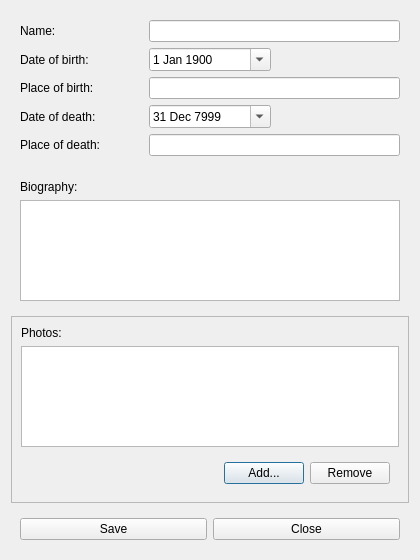
Qt form gui/dialogpersondetails.ui (martinvanzijl/genealogy-maker) before a commit.
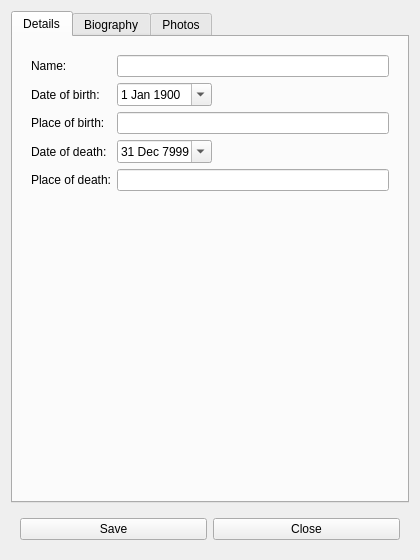
The same form after that commit.

Commit message: Fix issue #6: Arrange person details window into tabs.

```diff
--- a/gui/dialogpersondetails.ui
+++ b/gui/dialogpersondetails.ui
@@ -15,6 +15,16 @@
   </property>
   <layout class="QVBoxLayout" name="verticalLayout">
    <item>
+    <widget class="QTabWidget" name="tabWidgetMain">
+     <property name="currentIndex">
+      <number>0</number>
+     </property>
+     <widget class="QWidget" name="tabDetails">
+      <attribute name="title">
+       <string>Details</string>
+      </attribute>
+      <layout class="QGridLayout" name="gridLayout_2">
+       <item row="0" column="0">
     <widget class="QFrame" name="frameMain">
      <property name="frameShape">
       <enum>QFrame::NoFrame</enum>
@@ -22,29 +32,25 @@
      <property name="frameShadow">
       <enum>QFrame::Raised</enum>
      </property>
-     <layout class="QGridLayout" name="gridLayout">
+         <layout class="QFormLayout" name="formLayout">
       <property name="sizeConstraint">
        <enum>QLayout::SetDefaultConstraint</enum>
       </property>
-      <item row="2" column="1" colspan="2">
-       <widget class="QLineEdit" name="lineEditPlaceOfBirth"/>
-      </item>
-      <item row="2" column="0">
-       <widget class="QLabel" name="labelPlaceOfBirth">
-        <property name="text">
-         <string>Place of birth:</string>
-        </property>
-       </widget>
-      </item>
-      <item row="4" column="0">
-       <widget class="QLabel" name="labelPlaceOfDeath">
+          <property name="fieldGrowthPolicy">
+           <enum>QFormLayout::ExpandingFieldsGrow</enum>
+          </property>
+          <item row="0" column="0">
+           <widget class="QLabel" name="labelName">
         <property name="text">
-         <string>Place of death:</string>
-        </property>
-       </widget>
-      </item>
-      <item row="4" column="1" colspan="2">
-       <widget class="QLineEdit" name="lineEditPlaceOfDeath"/>
+             <string>Name:</string>
+            </property>
+            <property name="buddy">
+             <cstring>lineEditName</cstring>
+            </property>
+           </widget>
+          </item>
+          <item row="0" column="1">
+           <widget class="QLineEdit" name="lineEditName"/>
       </item>
       <item row="1" column="0">
        <widget class="QLabel" name="labelDateOfBirth">
@@ -56,6 +62,33 @@
         </property>
        </widget>
       </item>
+          <item row="1" column="1">
+           <widget class="QDateEdit" name="dateEditBirth">
+            <property name="autoFillBackground">
+             <bool>false</bool>
+            </property>
+            <property name="calendarPopup">
+             <bool>true</bool>
+            </property>
+            <property name="date">
+             <date>
+              <year>1900</year>
+              <month>1</month>
+              <day>1</day>
+             </date>
+            </property>
+           </widget>
+          </item>
+          <item row="2" column="0">
+           <widget class="QLabel" name="labelPlaceOfBirth">
+            <property name="text">
+             <string>Place of birth:</string>
+            </property>
+           </widget>
+          </item>
+          <item row="2" column="1">
+           <widget class="QLineEdit" name="lineEditPlaceOfBirth"/>
+          </item>
       <item row="3" column="0">
        <widget class="QLabel" name="labelDateOfDeath">
         <property name="text">
@@ -80,40 +113,27 @@
         </property>
        </widget>
       </item>
-      <item row="1" column="1">
-       <widget class="QDateEdit" name="dateEditBirth">
-        <property name="autoFillBackground">
-         <bool>false</bool>
-        </property>
-        <property name="calendarPopup">
-         <bool>true</bool>
-        </property>
-        <property name="date">
-         <date>
-          <year>1900</year>
-          <month>1</month>
-          <day>1</day>
-         </date>
-        </property>
-       </widget>
-      </item>
-      <item row="0" column="0">
-       <widget class="QLabel" name="labelName">
+          <item row="4" column="0">
+           <widget class="QLabel" name="labelPlaceOfDeath">
         <property name="text">
-         <string>Name:</string>
-        </property>
-        <property name="buddy">
-         <cstring>lineEditName</cstring>
-        </property>
-       </widget>
-      </item>
-      <item row="0" column="1" colspan="2">
-       <widget class="QLineEdit" name="lineEditName"/>
+             <string>Place of death:</string>
+            </property>
+           </widget>
+          </item>
+          <item row="4" column="1">
+           <widget class="QLineEdit" name="lineEditPlaceOfDeath"/>
       </item>
      </layout>
     </widget>
    </item>
-   <item>
+      </layout>
+     </widget>
+     <widget class="QWidget" name="tabBiography">
+      <attribute name="title">
+       <string>Biography</string>
+      </attribute>
+      <layout class="QGridLayout" name="gridLayout">
+       <item row="0" column="0">
     <widget class="QFrame" name="frameText">
      <property name="frameShape">
       <enum>QFrame::NoFrame</enum>
@@ -135,10 +155,17 @@
      </layout>
     </widget>
    </item>
-   <item>
+      </layout>
+     </widget>
+     <widget class="QWidget" name="tabPhotos">
+      <attribute name="title">
+       <string>Photos</string>
+      </attribute>
+      <layout class="QGridLayout" name="gridLayout_3">
+       <item row="0" column="0">
     <widget class="QFrame" name="framePhotos">
      <property name="frameShape">
-      <enum>QFrame::StyledPanel</enum>
+          <enum>QFrame::NoFrame</enum>
      </property>
      <property name="frameShadow">
       <enum>QFrame::Raised</enum>
@@ -209,6 +236,10 @@
        </widget>
       </item>
      </layout>
+        </widget>
+       </item>
+      </layout>
+     </widget>
     </widget>
    </item>
    <item>
```
Lines whose indentation alone changed are shown as unchanged. The commit also changes 5 other files.
